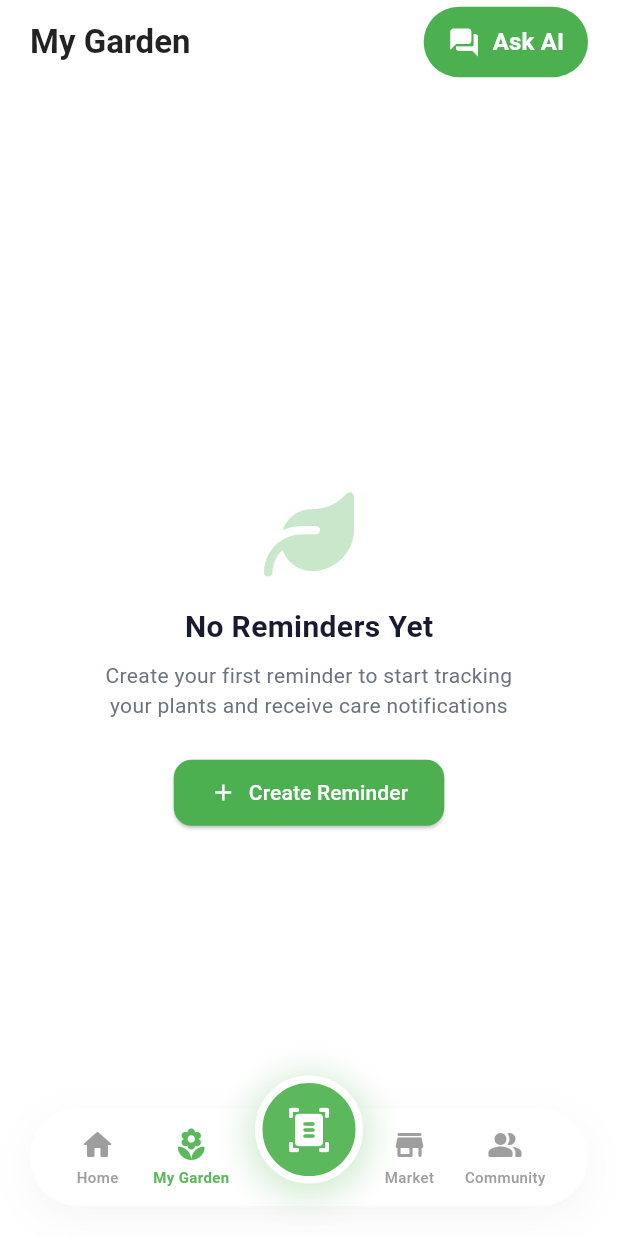
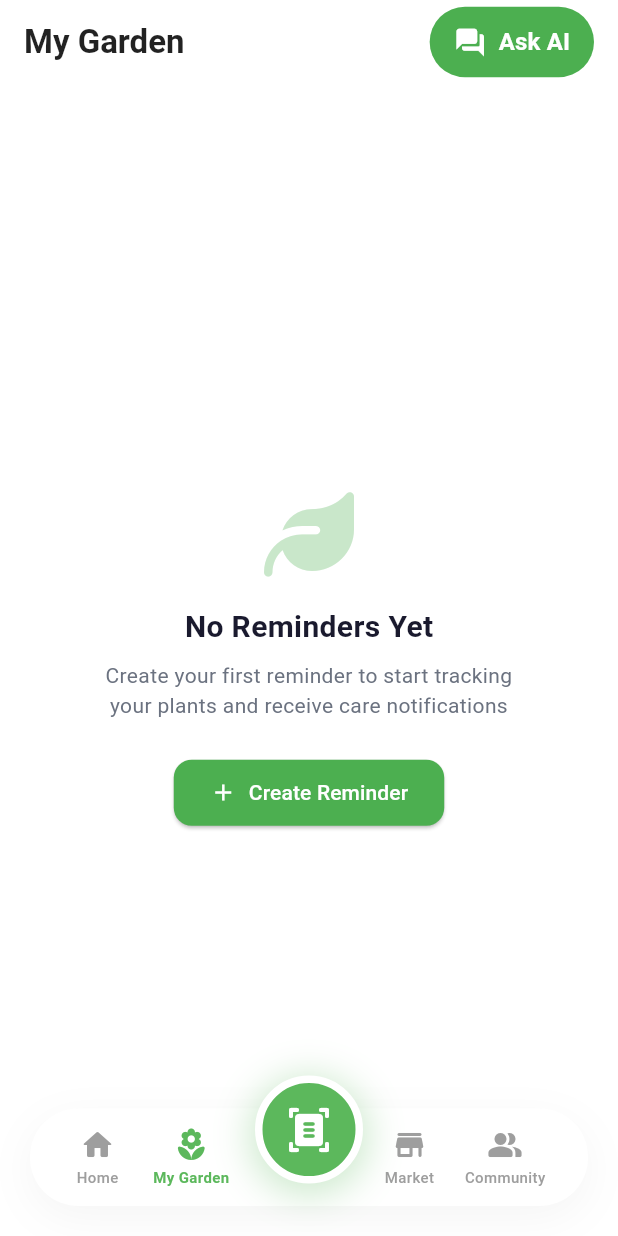
Before and after one commit to Pasindu86/plant_disease_detection_mobile_app, a Flutter app: the screen it shows once a user with an empty profile is signed in, item 2 of the bottom bar chosen, on a phone screen of 412 x 824 dp. Run offline on Flutter 3.47's test engine with Material 3 defaults, Android fonts, the phone set to English and light mode, and no system bars; our stand-ins replace cloud_firestore, firebase_auth, firebase_core, flutter_dotenv, font_awesome_flutter, google_generative_ai and 3 more; missing offline and left inert: tflite_flutter; accounts and stored records are empty; network calls fail.

Commit message:
update reminders

```diff
--- a/lib/pages/garden/garden_page.dart
+++ b/lib/pages/garden/garden_page.dart
@@ -25,12 +25,11 @@ class _GardenPageState extends State<GardenPage> {
         backgroundColor: Colors.white,
         elevation: 0,
         automaticallyImplyLeading: false,
-        titleSpacing: 20.0,
         title: const Text(
           'My Garden',
           style: TextStyle(color: Colors.black87, fontWeight: FontWeight.bold),
         ),
-        actions: const [HeaderActionButtons(), SizedBox(width: 20)],
+        actions: const [HeaderActionButtons(), SizedBox(width: 16)],
       ),
       body: _buildGardenContent(),
       bottomNavigationBar: const CustomBottomNavBar(currentIndex: 1),
@@ -86,7 +85,12 @@ class _GardenPageState extends State<GardenPage> {
                 Container(
                   padding: const EdgeInsets.all(16),
                   decoration: BoxDecoration(
-                    color: const Color(0xFF4CAF50).withOpacity(0.1),
+                    color: const Color.fromARGB(
+                      255,
+                      255,
+                      255,
+                      255,
+                    ).withOpacity(0.1),
                     borderRadius: BorderRadius.circular(12),
                     border: Border.all(
                       color: const Color(0xFF4CAF50).withOpacity(0.3),
```
